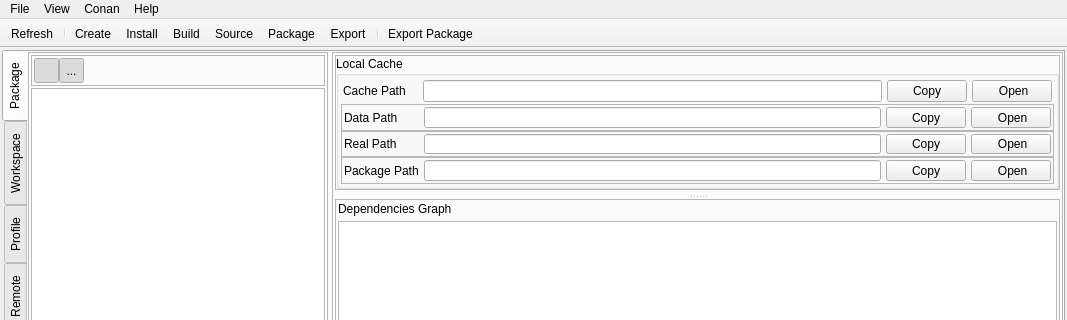
This is resources/ui/main_window.ui in afri-bit/conan-guide as Qt 5 draws it before an edit; both pictures show x 0 to 1067 and y 0 to 320 of the 1067 by 800 pixel window. The edited form follows.
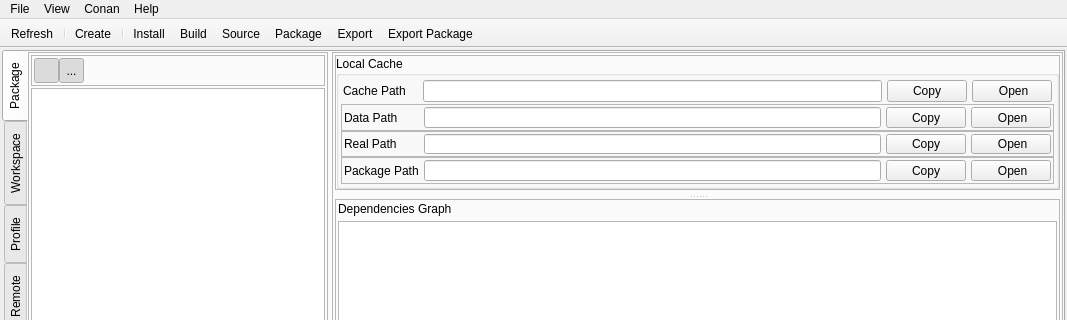
This is the edited form. The open tabs and pages were chosen to show the change. Icons and pictures are not drawn.

What changed in the file:
```diff
--- a/resources/ui/main_window.ui
+++ b/resources/ui/main_window.ui
@@ -1797,12 +1797,12 @@
    <addaction name="actionRefresh"/>
    <addaction name="separator"/>
    <addaction name="actionConanCreate"/>
+   <addaction name="separator"/>
    <addaction name="actionConanInstall"/>
    <addaction name="actionConanBuild"/>
    <addaction name="actionConanSource"/>
    <addaction name="actionConanPackage"/>
    <addaction name="actionConanExport"/>
-   <addaction name="separator"/>
    <addaction name="actionConanExportPackage"/>
   </widget>
   <action name="actionViewProfile">
```
Left out of the diff: 6 changed lines with no effect on the pictures.
